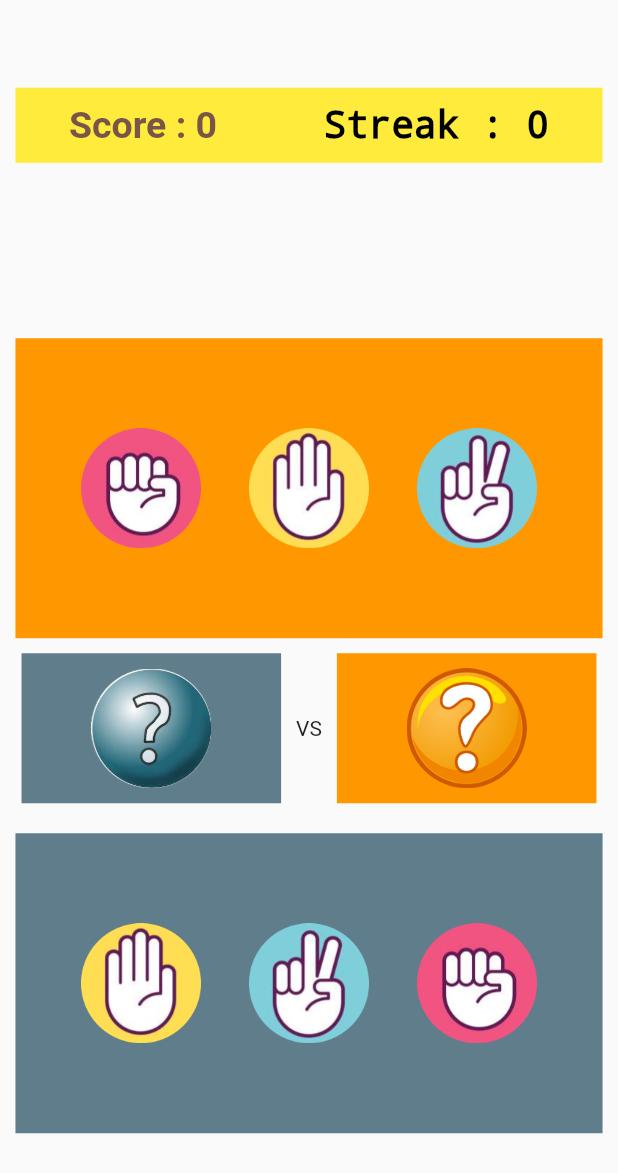
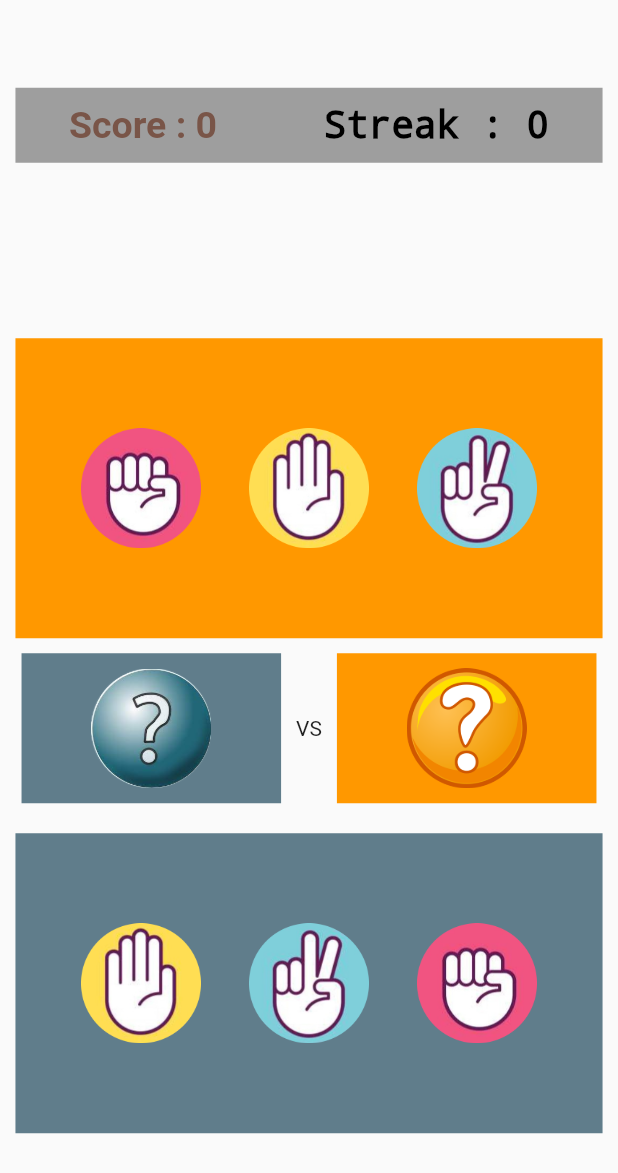
Before and after one commit to aryanPokharel/Scissor-Paper-Rock, a Flutter app: the SinglePlayer screen opened by its route, on a phone screen of 412 x 824 dp. Shown: the top 1173 px of the screen. Run offline on Flutter 3.47's test engine with Material 2 defaults, Android fonts, the phone set to English and light mode, and no system bars; Roboto replaces fonts that are missing (Segoe UI).

Commit message:
scoreboard color update after player choice cleared

```diff
--- a/lib/screens/SinglePlayer.dart
+++ b/lib/screens/SinglePlayer.dart
@@ -38,6 +38,7 @@ class _SinglePlayerState extends State<SinglePlayer> {
           setState(() {
             playerPiece = 'assets/images/questionMark2.png';
             aiPiece = 'assets/images/questionMark1.png';
+            result = 'Na';
             moveChosen = false;
           });
         });
@@ -75,7 +76,11 @@ class _SinglePlayerState extends State<SinglePlayer> {
               width: (MediaQuery.of(context).size.width) * 0.95,
               color: (result == 'Won'
                   ? Colors.green
-                  : ((result == 'Lost') ? Colors.red : Colors.yellow)),
+                  : ((result == 'Lost')
+                      ? Colors.red
+                      : (result == "Draw")
+                          ? Colors.yellow
+                          : Colors.grey)),
               child: Row(
                 mainAxisAlignment: MainAxisAlignment.spaceAround,
                 children: [
```
